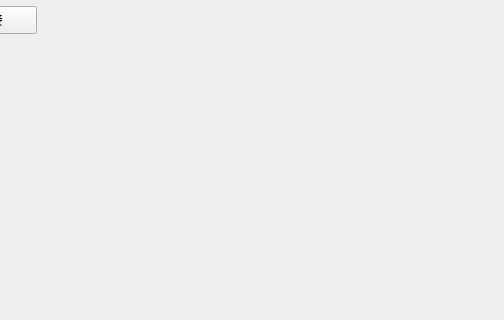
Above: ui.ui from danlidan/socket_project before the change; both pictures show x 296 to 800 and y 194 to 514 of the 800 by 600 pixel window. Below: the same form after it.
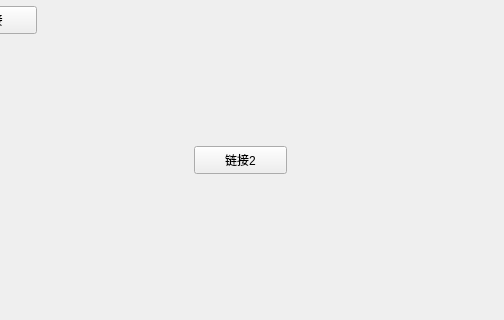
That is the form after the change.

Diff of the .ui file:
```diff
--- a/ui.ui
+++ b/ui.ui
@@ -27,6 +27,19 @@
      <string>连接</string>
     </property>
    </widget>
+   <widget class="QPushButton" name="pushButton_2">
+    <property name="geometry">
+     <rect>
+      <x>490</x>
+      <y>340</y>
+      <width>93</width>
+      <height>28</height>
+     </rect>
+    </property>
+    <property name="text">
+     <string>链接2</string>
+    </property>
+   </widget>
   </widget>
   <widget class="QMenuBar" name="menubar">
    <property name="geometry">
```
